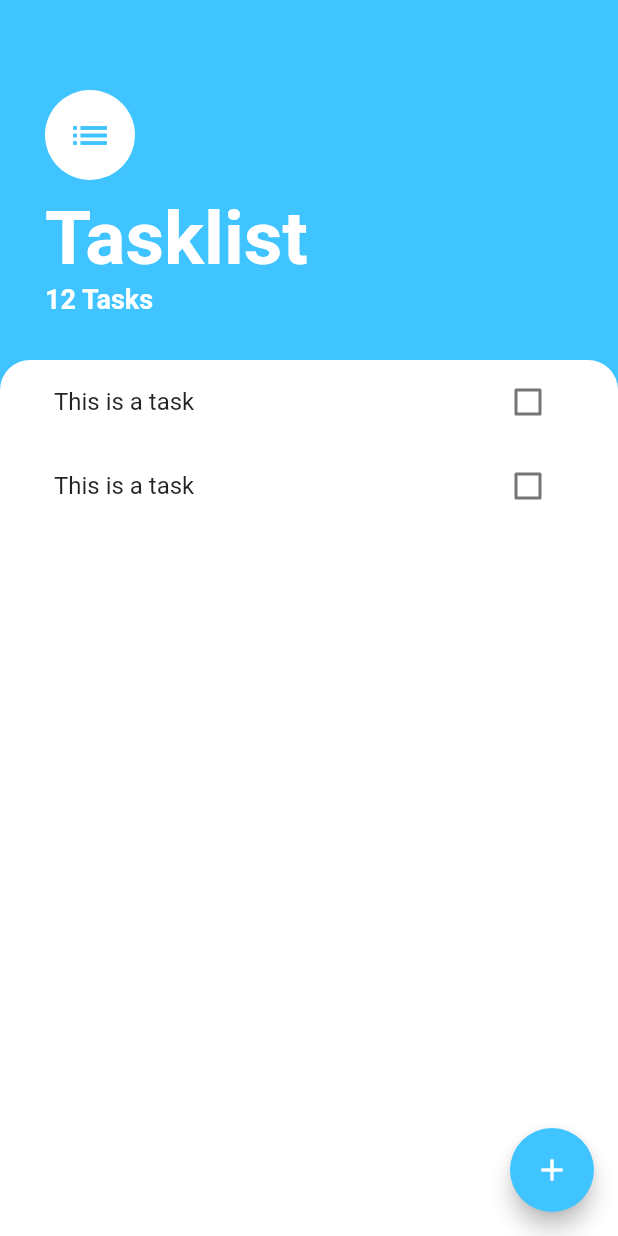
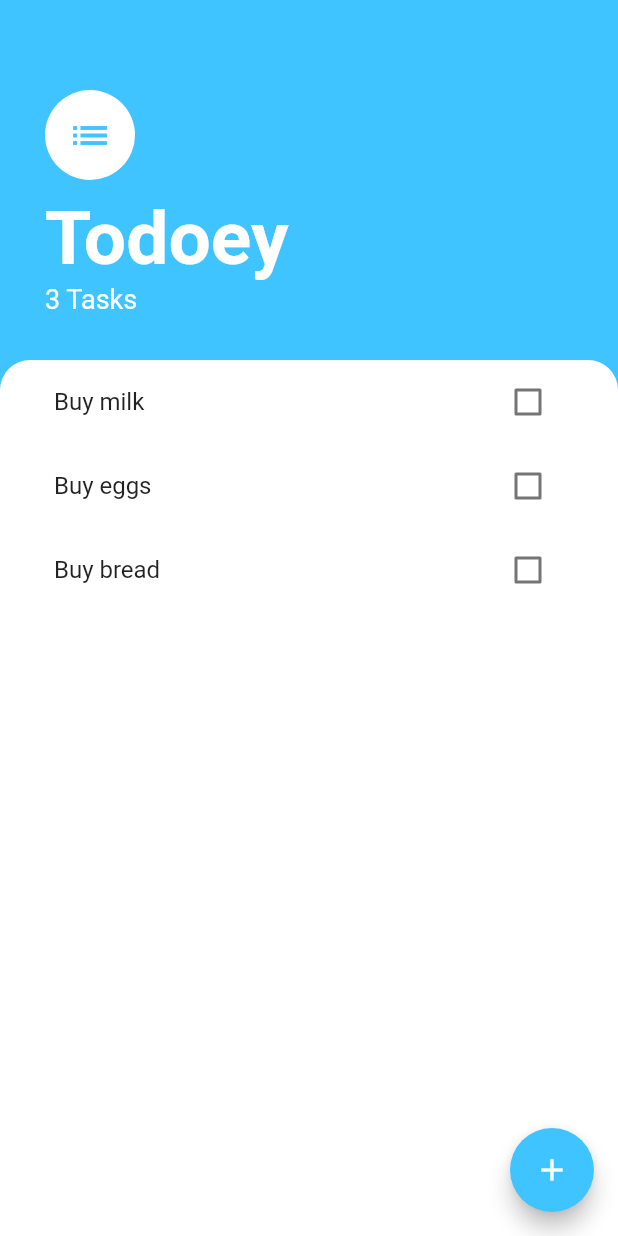
Before and after one commit to OdongoWaga/Todoey-Task-List-App, a Flutter app: the screen it shows after launch, on a phone screen of 412 x 824 dp. Run offline on Flutter 3.47's test engine with Material 2 defaults, Android fonts, the phone set to English and light mode, and no system bars.

Commit message:
task data completed

```diff
--- a/lib/main.dart
+++ b/lib/main.dart
@@ -1,4 +1,7 @@
 import 'package:flutter/material.dart';
+import 'package:provider/provider.dart';
+import 'package:tasklist/models/task_data.dart';
+
 import 'package:tasklist/screens/tasks_screen.dart';
 
 void main() => runApp(MyApp());
@@ -6,8 +9,11 @@ void main() => runApp(MyApp());
 class MyApp extends StatelessWidget {
   @override
   Widget build(BuildContext context) {
-    return MaterialApp(
-      home: TasksScreen(),
+    return ChangeNotifierProvider(
+      builder: (context) => TaskData(),
+      child: MaterialApp(
+        home: TasksScreen(),
+      ),
     );
   }
 }
--- /dev/null
+++ b/lib/models/task.dart
@@ -0,0 +1,12 @@
+import 'package:flutter/material.dart';
+
+class Task {
+  final String name;
+  bool isDone;
+
+  Task({this.name, this.isDone = false});
+
+  void toggleDone() {
+    isDone = !isDone;
+  }
+}
--- a/lib/models/task_data.dart
+++ b/lib/models/task_data.dart
@@ -0,0 +1,35 @@
+import 'package:flutter/foundation.dart';
+import 'dart:collection';
+import 'package:tasklist/models/task.dart';
+
+class TaskData extends ChangeNotifier {
+  List<Task> _tasks = [
+    Task(name: 'Buy milk'),
+    Task(name: 'Buy eggs'),
+    Task(name: 'Buy bread'),
+  ];
+
+  UnmodifiableListView<Task> get tasks {
+    return UnmodifiableListView(_tasks);
+  }
+
+  int get taskCount {
+    return _tasks.length;
+  }
+
+  void addTask(String newTaskTitle) {
+    final task = Task(name: newTaskTitle);
+    _tasks.add(task);
+    notifyListeners();
+  }
+
+  void updateTask(Task task) {
+    task.toggleDone();
+    notifyListeners();
+  }
+
+  void deleteTask(Task task) {
+    _tasks.remove(task);
+    notifyListeners();
+  }
+}
--- a/lib/screens/tasks_screen.dart
+++ b/lib/screens/tasks_screen.dart
@@ -1,12 +1,24 @@
 import 'package:flutter/material.dart';
 import 'package:tasklist/widgets/task_list.dart';
 import 'package:tasklist/screens/add_task_screen.dart';
+import 'package:provider/provider.dart';
+import 'package:tasklist/models/task_data.dart';
 
 class TasksScreen extends StatelessWidget {
   @override
   Widget build(BuildContext context) {
     return Scaffold(
       backgroundColor: Colors.lightBlueAccent,
+      floatingActionButton: FloatingActionButton(
+        backgroundColor: Colors.lightBlueAccent,
+        child: Icon(Icons.add),
+        onPressed: () {
+          showModalBottomSheet(
+            context: context,
+            builder: (context) => AddTaskScreen(),
+          );
+        },
+      ),
       body: Column(
         crossAxisAlignment: CrossAxisAlignment.start,
         children: <Widget>[
@@ -29,18 +41,19 @@ class TasksScreen extends StatelessWidget {
                   height: 10.0,
                 ),
                 Text(
-                  'Tasklist',
+                  'Todoey',
                   style: TextStyle(
-                      color: Colors.white,
-                      fontSize: 50.0,
-                      fontWeight: FontWeight.bold),
+                    color: Colors.white,
+                    fontSize: 50.0,
+                    fontWeight: FontWeight.w700,
+                  ),
                 ),
                 Text(
-                  '12 Tasks',
+                  '${Provider.of<TaskData>(context).taskCount} Tasks',
                   style: TextStyle(
-                      color: Colors.white,
-                      fontSize: 18.0,
-                      fontWeight: FontWeight.bold),
+                    color: Colors.white,
+                    fontSize: 18,
+                  ),
                 ),
               ],
             ),
@@ -48,27 +61,18 @@ class TasksScreen extends StatelessWidget {
           Expanded(
             child: Container(
               padding: EdgeInsets.symmetric(horizontal: 20.0),
-              height: 300.0,
               decoration: BoxDecoration(
+                color: Colors.white,
                 borderRadius: BorderRadius.only(
                   topLeft: Radius.circular(20.0),
                   topRight: Radius.circular(20.0),
                 ),
-                color: Colors.white,
               ),
-              child: new TasksList(),
+              child: TasksList(),
             ),
           ),
         ],
       ),
-      floatingActionButton: FloatingActionButton(
-        backgroundColor: Colors.lightBlueAccent,
-        child: Icon(Icons.add),
-        onPressed: () {
-          showModalBottomSheet(
-              context: context, builder: (context) => AddTaskScreen());
-        },
-      ),
     );
   }
 }
--- a/lib/widgets/task_list.dart
+++ b/lib/widgets/task_list.dart
@@ -1,11 +1,30 @@
 import 'package:flutter/material.dart';
 import 'package:tasklist/widgets/task_tile.dart';
+import 'package:tasklist/models/task_data.dart';
+import 'package:provider/provider.dart';
 
 class TasksList extends StatelessWidget {
   @override
   Widget build(BuildContext context) {
-    return ListView(
-      children: <Widget>[TaskTile(), TaskTile()],
+    return Consumer<TaskData>(
+      builder: (context, taskData, child) {
+        return ListView.builder(
+          itemBuilder: (context, index) {
+            final task = taskData.tasks[index];
+            return TaskTile(
+              taskTitle: task.name,
+              isChecked: task.isDone,
+              checkboxCallback: (checkboxState) {
+                taskData.updateTask(task);
+              },
+              longPressCallback: () {
+                taskData.deleteTask(task);
+              },
+            );
+          },
+          itemCount: taskData.taskCount,
+        );
+      },
     );
   }
 }
--- a/lib/widgets/task_tile.dart
+++ b/lib/widgets/task_tile.dart
@@ -1,42 +1,31 @@
 import 'package:flutter/material.dart';
 
-class TaskTile extends StatefulWidget {
-  @override
-  _TaskTileState createState() => _TaskTileState();
-}
+class TaskTile extends StatelessWidget {
+  final bool isChecked;
+  final String taskTitle;
+  final Function checkboxCallback;
+  final Function longPressCallback;
 
-class _TaskTileState extends State<TaskTile> {
-  bool isChecked = false;
+  TaskTile(
+      {this.isChecked,
+      this.taskTitle,
+      this.checkboxCallback,
+      this.longPressCallback});
 
   @override
   Widget build(BuildContext context) {
     return ListTile(
+      onLongPress: longPressCallback,
       title: Text(
-        'This is a task',
+        taskTitle,
         style: TextStyle(
             decoration: isChecked ? TextDecoration.lineThrough : null),
       ),
-      trailing: new TaskCheckbox(
-          checkboxState: isChecked,
-          toggleCheckboxState: (bool checkboxState) {
-            setState(
-              () {
-                isChecked = checkboxState;
-              },
-            );
-          }),
+      trailing: Checkbox(
+        activeColor: Colors.lightBlueAccent,
+        value: isChecked,
+        onChanged: checkboxCallback,
+      ),
     );
   }
 }
-
-class TaskCheckbox extends StatelessWidget {
-  final bool checkboxState;
-  final Function toggleCheckboxState;
-
-  TaskCheckbox({this.checkboxState, this.toggleCheckboxState});
-
-  @override
-  Widget build(BuildContext context) {
-    return Checkbox(value: checkboxState, onChanged: toggleCheckboxState);
-  }
-}
--- a/pubspec.yaml
+++ b/pubspec.yaml
@@ -23,6 +23,7 @@ dependencies:
   # The following adds the Cupertino Icons font to your application.
   # Use with the CupertinoIcons class for iOS style icons.
   cupertino_icons: ^0.1.2
+  provider: ^3.1.0
 
 dev_dependencies:
   flutter_test:
```
Also changed, not shown: lib/screens/add_task_screen.dart (+12 -1 lines), pubspec.lock.
